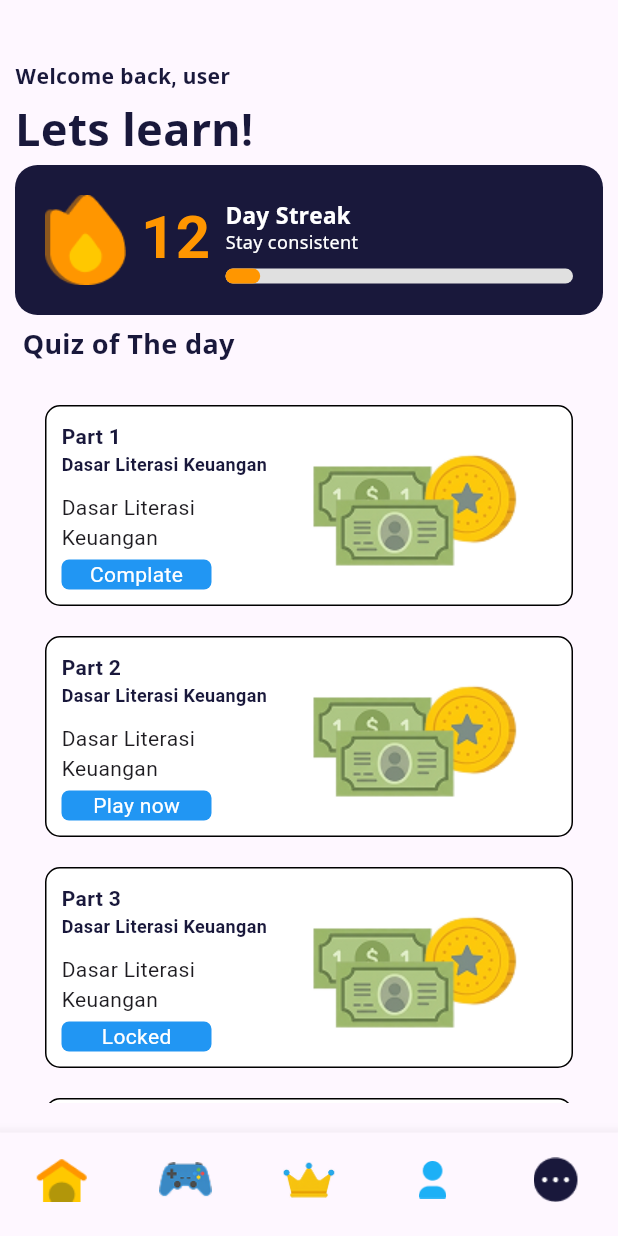
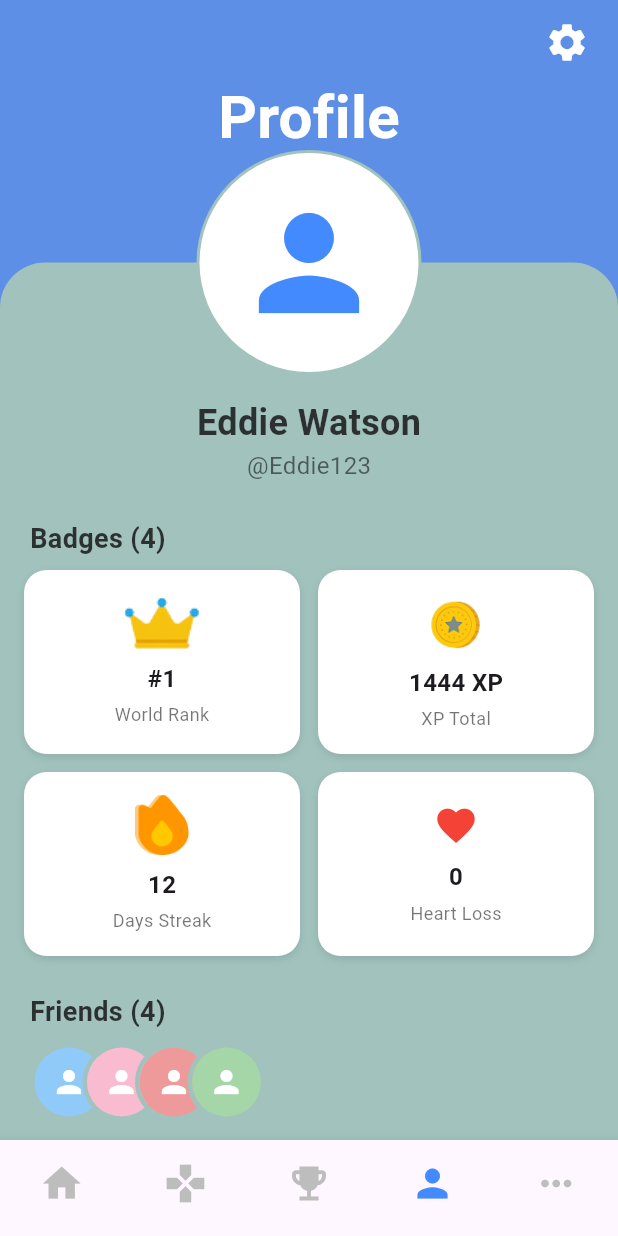
Before and after one commit to Eruumaa/Nexcash_Repo, a Flutter app: the screen it shows after launch, on a phone screen of 412 x 824 dp. Run offline on Flutter 3.47's test engine with Material 3 defaults, Android fonts, the phone set to English and light mode, and no system bars; Roboto replaces fonts that are missing (Noto Sans Symbols).

Commit message:
membuat profile page

```diff
--- a/lib/main.dart
+++ b/lib/main.dart
@@ -1,5 +1,6 @@
 import 'package:flutter/material.dart';
-import 'views/screens/home_screens.dart';
+//import 'views/screens/home_screens.dart';
+import 'views/screens/profile_screens.dart';
 
 void main() {
   runApp(const MyApp());
@@ -11,7 +12,7 @@ class MyApp extends StatelessWidget {
   Widget build(BuildContext context) {
     return const MaterialApp(
       debugShowCheckedModeBanner: false,
-      home: HomeScreens(),
+      home: ProfileScreens(),
     );
   }
 }
--- a/lib/views/screens/home_screens.dart
+++ b/lib/views/screens/home_screens.dart
@@ -3,6 +3,7 @@ import '../widgets/katru_daily.dart';
 import '../widgets/kartu_quiz.dart';
 import 'game_screens.dart';
 import 'leaderboard_screens.dart';
+import 'profile_screens.dart';
 
 
 class HomeScreens extends StatefulWidget {
@@ -25,6 +26,12 @@ class _HomeScreensState extends State<HomeScreens> {
         Navigator.push(
         context,
         MaterialPageRoute(builder: (context) => LeaderboardScreens()),
+      );
+    }
+    else if(index == 3){
+        Navigator.push(
+        context,
+        MaterialPageRoute(builder: (context) => ProfileScreens()),
       );
     }
   }
--- a/lib/views/screens/leaderboard_screens.dart
+++ b/lib/views/screens/leaderboard_screens.dart
@@ -3,6 +3,7 @@ import '../screens/home_screens.dart';
 import '../../models/leaderboard_model.dart';
 import '../widgets/kartu_leaderboard.dart';
 import 'game_screens.dart';
+import 'profile_screens.dart';
 
 class LeaderboardScreens extends StatefulWidget {
   const LeaderboardScreens({super.key});
@@ -29,6 +30,12 @@ class _LeaderboardScreens extends State<LeaderboardScreens> {
       Navigator.push(
         context,
         MaterialPageRoute(builder: (context) => const HomeScreens()),
+      );
+    }
+    else if(index == 3){
+        Navigator.push(
+        context,
+        MaterialPageRoute(builder: (context) => ProfileScreens()),
       );
     }
 
--- /dev/null
+++ b/lib/views/screens/profile_screens.dart
@@ -0,0 +1,327 @@
+import 'package:flutter/material.dart';
+import 'package:nexcash_mvp/views/screens/home_screens.dart';
+import 'game_screens.dart';
+import 'leaderboard_screens.dart';
+// Saya hapus import 'kartu_profile.dart' karena saya buatkan widget-nya di bawah
+// import '../widgets/kartu_profile.dart';
+
+class ProfileScreens extends StatefulWidget {
+  const ProfileScreens({super.key});
+
+  @override
+  State<ProfileScreens> createState() => _ProfileScreens();
+}
+
+class _ProfileScreens extends State<ProfileScreens> {
+  int _selectedIndex = 3; // Atur indeks ke-3 (Profile) agar aktif
+
+  void _onItemTapped(int index) {
+    setState(() {
+      _selectedIndex = index;
+    });
+
+    if (index == 1) {
+      Navigator.push(
+        context,
+        MaterialPageRoute(builder: (context) => const GameScreens()),
+      );
+    } else if (index == 2) {
+      Navigator.push(
+        context,
+        MaterialPageRoute(builder: (context) => LeaderboardScreens()),
+      );
+    } else if (index == 0) {
+      Navigator.push(
+        context,
+        MaterialPageRoute(builder: (context) => HomeScreens()),
+      );
+    } else if (index == 4) {
+      // Ini bisa diarahkan ke layar settings, untuk saat ini ke Home
+      Navigator.push(
+        context,
+        MaterialPageRoute(builder: (context) => HomeScreens()),
+      );
+    }
+    // Tidak ada 'else if (index == 3)' karena kita sudah di halaman Profile
+  }
+
+  @override
+  Widget build(BuildContext context) {
+    return Scaffold(
+      body: SafeArea(
+        bottom: false,
+        child: Container(
+          width: double.infinity,
+          height: double.infinity,
+          decoration: BoxDecoration(
+            color: const Color.fromARGB(255, 93, 143, 230),
+          ),
+          child: Column(
+            children: [
+              SizedBox(
+                width: double.infinity,
+                height: 50,
+                child: Padding(
+                  padding: EdgeInsets.symmetric(horizontal: 10, vertical: 5),
+                  child: Align(
+                    alignment: Alignment.centerRight,
+                    child: IconButton(
+                      icon: Icon(Icons.settings, color: Colors.white, size: 30),
+                      onPressed: () =>
+                          _onItemTapped(4),
+                    ),
+                  ),
+                ),
+              ),
+              SizedBox(
+                width: double.infinity,
+                height: 50,
+                child: Center(
+                  child: Text(
+                    "Profile",
+                    style: TextStyle(
+                        fontSize: 40,
+                        fontWeight: FontWeight.bold,
+                        color: Colors.white),
+                  ),
+                ),
+              ),
+              Expanded(
+                child: Stack(
+                  clipBehavior: Clip.none,
+                  alignment: Alignment.topCenter,
+                  children: [
+                    Container(
+                      margin: EdgeInsets.only(top: 75.0),
+                      width: double.infinity,
+                      decoration: BoxDecoration(
+                        color: Color.fromARGB(255, 161, 194, 189),
+                        borderRadius: BorderRadius.only(
+                          topLeft: Radius.circular(30),
+                          topRight: Radius.circular(30),
+                        ),
+                      ),
+                      child: SingleChildScrollView(
+                        physics: BouncingScrollPhysics(),
+                        child: Column(
+                          children: [
+                            SizedBox(height: 90.0),
+                            Text(
+                              "Eddie Watson",
+                              style: TextStyle(
+                                fontSize: 24,
+                                fontWeight: FontWeight.bold,
+                                color: Color.fromARGB(221, 26, 26, 26),
+                              ),
+                            ),
+                            Text(
+                              "@Eddie123",
+                              style: TextStyle(
+                                fontSize: 16,
+                                color: Colors.black54,
+                              ),
+                            ),
+                            SizedBox(height: 24),
+
+                            _buildSectionHeader("Badges (4)"),
+                            Padding(
+                              padding: const EdgeInsets.symmetric(
+                                  horizontal: 16.0, vertical: 8.0),
+                              child: GridView.count(
+                                crossAxisCount: 2,
+                                shrinkWrap: true,
+                                physics: NeverScrollableScrollPhysics(),
+                                crossAxisSpacing: 12,
+                                mainAxisSpacing: 12,
+                                childAspectRatio: 1.5,
+                                children: [
+                                  _buildBadgeCard(
+                                    Image.asset("assets/leader.png"),
+                                    "#1",
+                                    "World Rank",
+                                  ),
+                                  _buildBadgeCard(
+                                    Image.asset("assets/coins.png",width: 40,height: 40,),
+                                    "1444 XP",
+                                    "XP Total",
+                                  ),
+                                  _buildBadgeCard(
+                                    Image.asset("assets/fire.png",width: 40,height: 40,),
+                                    "12",
+                                    "Days Streak",
+                                  ),
+                                  _buildBadgeCard(
+                                    Icon(Icons.favorite,
+                                        color: Colors.red, size: 30),
+                                    "0",
+                                    "Heart Loss",
+                                  ),
+                                ],
+                              ),
+                            ),
+                            SizedBox(height: 16),
+
+                            _buildSectionHeader("Friends (4)"),
+                            SizedBox(height: 8),
+                            _buildFriendsList(),
+                            SizedBox(height: 30),
+                          ],
+                        ),
+                      ),
+                    ),
+
+                    Container(
+                      width: 150,
+                      height: 150,
+                      decoration: BoxDecoration(
+                        color: Color.fromARGB(255, 161, 194, 189),
+                        shape: BoxShape.circle,
+                        border: Border.all(
+                            color: Color.fromARGB(255, 161, 194, 189),
+                            width: 2),
+                      ),
+                      child: CircleAvatar(
+                        radius: 70,
+                        backgroundColor: Colors.white,
+                        child: Icon(
+                          Icons.person,
+                          color: Colors.blueAccent,
+                          size: 100,
+                        ),
+                      ),
+                    ),
+                  ],
+                ),
+              )
+            ],
+          ),
+        ),
+      ),
+      bottomNavigationBar: BottomNavigationBar(
+        type: BottomNavigationBarType.fixed,
+        showSelectedLabels: false,
+        showUnselectedLabels: false,
+        currentIndex: _selectedIndex,
+        onTap: _onItemTapped,
+        selectedItemColor:
+            Colors.blueAccent,
+        unselectedItemColor:
+            Colors.grey[400],
+        items: const <BottomNavigationBarItem>[
+          BottomNavigationBarItem(
+            icon: Icon(Icons.home, size: 30),
+            label: "Home",
+          ),
+          BottomNavigationBarItem(
+            icon: Icon(Icons.games, size: 30),
+            label: "Game",
+          ),
+          BottomNavigationBarItem(
+            icon: Icon(Icons.emoji_events, size: 30),
+            label: "Leader",
+          ),
+          BottomNavigationBarItem(
+            icon: Icon(Icons.person, size: 30),
+            label: "Profile",
+          ),
+          BottomNavigationBarItem(
+            icon: Icon(Icons.more_horiz, size: 30), // Settings/More
+            label: "More",
+          ),
+        ],
+      ),
+    );
+  }
+
+  Widget _buildSectionHeader(String title) {
+    return Padding(
+      padding: const EdgeInsets.symmetric(horizontal: 20.0),
+      child: Align(
+        alignment: Alignment.centerLeft,
+        child: Text(
+          title,
+          style: TextStyle(
+            fontSize: 18,
+            fontWeight: FontWeight.bold,
+            color: Color.fromARGB(221, 26, 26, 26),
+          ),
+        ),
+      ),
+    );
+  }
+
+  Widget _buildBadgeCard(Widget icon, String title, String subtitle) {
+    return Container(
+      decoration: BoxDecoration(
+        color: Colors.white,
+        borderRadius: BorderRadius.circular(15),
+        boxShadow: [
+          BoxShadow(
+            color: Colors.black.withOpacity(0.1),
+            blurRadius: 4,
+            offset: Offset(0, 2),
+          ),
+        ],
+      ),
+      child: Column(
+        mainAxisAlignment: MainAxisAlignment.center,
+        children: [
+          icon,
+          SizedBox(height: 8),
+          Text(
+            title,
+            style: TextStyle(
+              fontSize: 16,
+              fontWeight: FontWeight.bold,
+            ),
+          ),
+          SizedBox(height: 4),
+          Text(
+            subtitle,
+            style: TextStyle(
+              fontSize: 12,
+              color: Colors.black54,
+            ),
+          ),
+        ],
+      ),
+    );
+  }
+
+  Widget _buildFriendsList() {
+    return Padding(
+      padding: const EdgeInsets.symmetric(horizontal: 20.0),
+      child: SizedBox(
+        height: 50,
+        child: Stack(
+          children: [
+            _buildFriendAvatar(Colors.blue.shade200, left: 0),
+            _buildFriendAvatar(Colors.pink.shade100, left: 35),
+            _buildFriendAvatar(Colors.red.shade200, left: 70),
+            _buildFriendAvatar(Colors.green.shade200, left: 105),
+          ],
+        ),
+      ),
+    );
+  }
+
+  Widget _buildFriendAvatar(Color color, {required double left}) {
+    return Positioned(
+      left: left,
+      child: Container(
+        decoration: BoxDecoration(
+          shape: BoxShape.circle,
+          border: Border.all(
+            color: Color.fromARGB(255, 161, 194, 189), // Warna background hijau
+            width: 3,
+          ),
+        ),
+        child: CircleAvatar(
+          radius: 23,
+          backgroundColor: color,
+          child: Icon(Icons.person, color: Colors.white),
+        ),
+      ),
+    );
+  }
+}
--- /dev/null
+++ b/lib/views/widgets/kartu_profile.dart
@@ -0,0 +1,57 @@
+import 'package:flutter/material.dart';
+import '../widgets/button_home.dart';
+
+class KartuProfile extends StatelessWidget {
+  final String bagian;
+  final String judul;
+  final String gambar;
+  const KartuProfile({
+    super.key,
+    required this.bagian,
+    required this.judul,
+    required this.gambar
+    });
+  @override
+  Widget build(BuildContext context) {
+    return Padding(
+      padding: EdgeInsets.all(10),
+      child: Container(
+        width: double.infinity,
+        decoration: BoxDecoration(
+          color: Colors.white,
+          borderRadius: BorderRadius.circular(10),
+        ),
+        child: Row(
+          children: [
+            Expanded(
+              child: Padding(
+                padding: EdgeInsets.all(0),
+                child: Column(
+                  crossAxisAlignment: CrossAxisAlignment.center,
+                  children: [
+                    Image.asset(gambar),
+                    Text(
+                      bagian,
+                      style: TextStyle(
+                        color: const Color.fromARGB(255, 25, 24, 59),
+                        fontWeight: FontWeight.bold,
+                      ),
+                    ),
+                    Text(
+                      judul,
+                      style: TextStyle(
+                        color: const Color.fromARGB(255, 25, 24, 59),
+                        fontWeight: FontWeight.bold,
+                        fontSize: 12,
+                      ),
+                    ),
+                  ],
+                ),
+              ),
+            ),
+          ],
+        ),
+      ),
+    );
+  }
+}
```
Also changed, not shown: assets/settings2.png (added).
